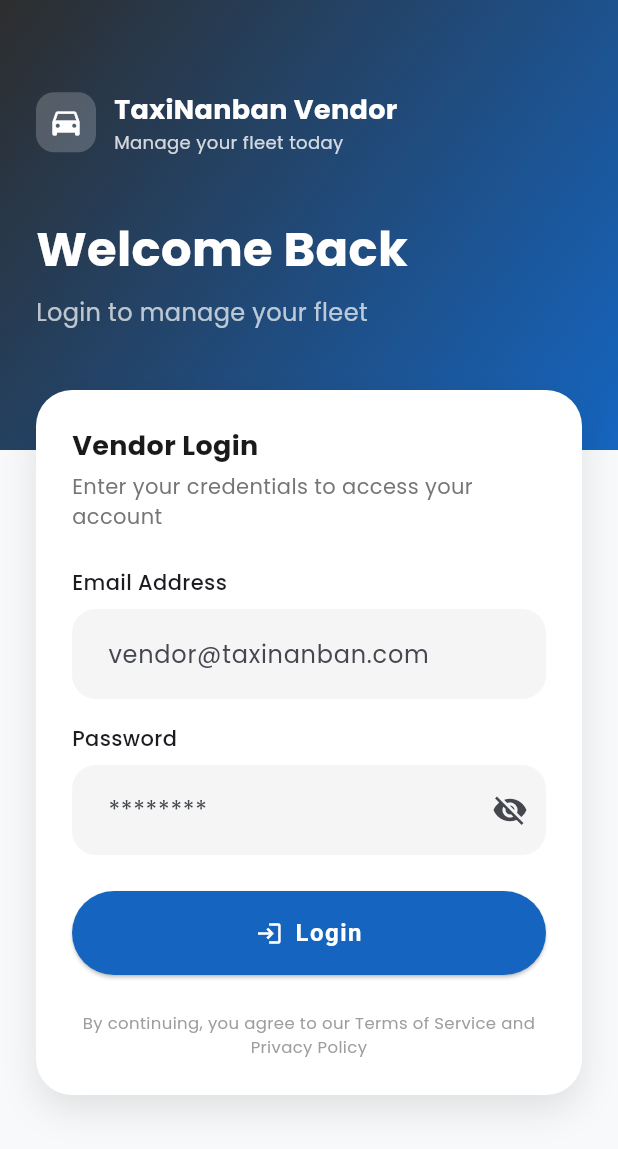
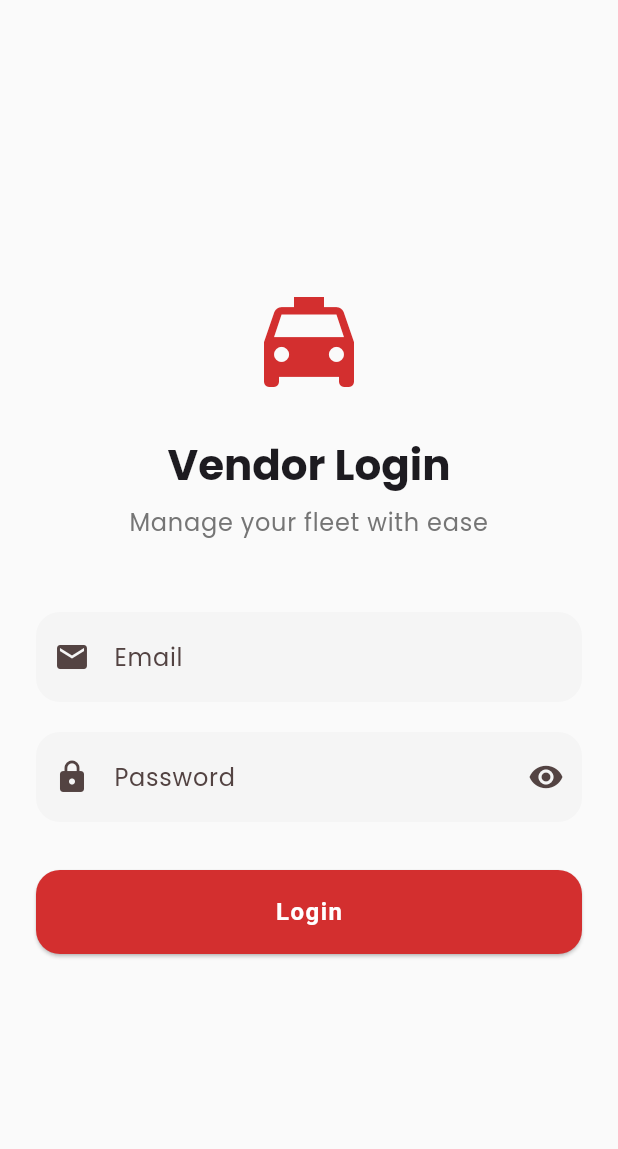
Before and after one commit to awencetech/taxipapp, a Flutter app: the LoginScreen screen opened directly, on a phone screen of 412 x 824 dp. Shown: the top 1149 px of the screen. Run offline on Flutter 3.47's test engine with Material 3 defaults, Android fonts, the phone set to English and light mode, and no system bars; our stand-ins replace cached_network_image, dio, file_picker, font_awesome_flutter, geocoding, geolocator and 8 more; accounts and stored records are empty.

Commit message:
Reset vendor theme to original red colors

```diff
--- a/vendorfrontend/lib/core/theme/app_theme.dart
+++ b/vendorfrontend/lib/core/theme/app_theme.dart
@@ -2,18 +2,11 @@
 import 'package:google_fonts/google_fonts.dart';
 
 class AppTheme {
-  static const Color primaryColor = Color(0xFF1565C0); // Dark blue
-  static const Color secondaryColor = Color(0xFF2D2D2D); // Dark gray
-  static const Color accentColor = Color(0xFF42A5F5); // Lighter blue
-  static const Color errorColor = Color(0xFFE53935);
-  static const Color successColor = Color(0xFF43A047);
-  static const Color backgroundColor = Color(0xFFF8F9FA);
-
-  static const LinearGradient headerGradient = LinearGradient(
-    begin: Alignment.topLeft,
-    end: Alignment.bottomRight,
-    colors: [secondaryColor, Color(0xFF1565C0)],
-  );
+  static const Color primaryColor = Color(0xFFD32F2F);
+  static const Color secondaryColor = Colors.black;
+  static const Color accentColor = Colors.white;
+  static const Color errorColor = Colors.red;
+  static const Color successColor = Colors.green;
 
   static ThemeData lightTheme = ThemeData(
     useMaterial3: true,
@@ -26,7 +19,7 @@
       onSurface: Colors.black,
       error: errorColor,
     ),
-    scaffoldBackgroundColor: backgroundColor,
+    scaffoldBackgroundColor: Colors.grey[50],
     textTheme: GoogleFonts.poppinsTextTheme(),
     appBarTheme: const AppBarTheme(
       backgroundColor: Colors.white,
@@ -40,7 +33,7 @@
         foregroundColor: Colors.white,
         minimumSize: const Size(double.infinity, 56),
         shape: RoundedRectangleBorder(
-          borderRadius: BorderRadius.circular(28),
+          borderRadius: BorderRadius.circular(16),
         ),
         textStyle: const TextStyle(
           fontSize: 16,
@@ -51,7 +44,7 @@
     ),
     inputDecorationTheme: InputDecorationTheme(
       filled: true,
-      fillColor: const Color(0xFFF5F5F5),
+      fillColor: Colors.grey[100],
       border: OutlineInputBorder(
         borderRadius: BorderRadius.circular(16),
         borderSide: BorderSide.none,
@@ -95,7 +88,7 @@
         foregroundColor: Colors.white,
         minimumSize: const Size(double.infinity, 56),
         shape: RoundedRectangleBorder(
-          borderRadius: BorderRadius.circular(28),
+          borderRadius: BorderRadius.circular(16),
         ),
         textStyle: const TextStyle(
           fontSize: 16,
--- a/vendorfrontend/lib/views/auth/login_screen.dart
+++ b/vendorfrontend/lib/views/auth/login_screen.dart
@@ -31,102 +31,43 @@
     }
 
     return Scaffold(
-      backgroundColor: AppTheme.backgroundColor,
-      body: SingleChildScrollView(
-        child: Column(
-          children: [
-            // Header with Gradient
-            Container(
-              width: double.infinity,
-              height: 300,
-              decoration: const BoxDecoration(
-                gradient: AppTheme.headerGradient,
-              ),
-              padding: const EdgeInsets.symmetric(horizontal: 24, vertical: 60),
-              child: Column(
-                crossAxisAlignment: CrossAxisAlignment.start,
-                children: [
-                  Row(
-                    children: [
-                      Container(
-                        padding: const EdgeInsets.all(8),
-                        decoration: BoxDecoration(
-                          color: Colors.white.withValues(alpha: 0.2),
-                          borderRadius: BorderRadius.circular(12),
-                        ),
-                        child: const Icon(Icons.directions_car, color: Colors.white, size: 24),
-                      ),
-                      const SizedBox(width: 12),
-                      Column(
-                        crossAxisAlignment: CrossAxisAlignment.start,
-                        children: [
-                          const Text(
-                            'TaxiNanban Vendor',
-                            style: TextStyle(color: Colors.white, fontSize: 18, fontWeight: FontWeight.bold),
-                          ),
-                          Text(
-                            'Manage your fleet today',
-                            style: TextStyle(color: Colors.white.withValues(alpha: 0.8), fontSize: 12),
-                          ),
-                        ],
-                      ),
-                    ],
-                  ),
-                  const SizedBox(height: 40),
-                  const Text(
-                    'Welcome Back',
-                    style: TextStyle(color: Colors.white, fontSize: 32, fontWeight: FontWeight.bold),
-                  ),
-                  const SizedBox(height: 8),
-                  const Text(
-                    'Login to manage your fleet',
-                    style: TextStyle(color: Colors.white70, fontSize: 16),
-                  ),
-                ],
-              ),
-            ),
-
-            // Login Card
-            Transform.translate(
-              offset: const Offset(0, -40),
-              child: Container(
-                margin: const EdgeInsets.symmetric(horizontal: 24),
+      body: SafeArea(
+        child: Center(
+          child: SingleChildScrollView(
             padding: const EdgeInsets.all(24),
-                decoration: BoxDecoration(
-                  color: Colors.white,
-                  borderRadius: BorderRadius.circular(24),
-                  boxShadow: [
-                    BoxShadow(
-                      color: Colors.black.withValues(alpha: 0.1),
-                      blurRadius: 20,
-                      offset: const Offset(0, 10),
-                    ),
-                  ],
-                ),
             child: Form(
               key: _formKey,
               child: Column(
-                    crossAxisAlignment: CrossAxisAlignment.start,
-                    mainAxisSize: MainAxisSize.min,
+                mainAxisAlignment: MainAxisAlignment.center,
+                crossAxisAlignment: CrossAxisAlignment.stretch,
                 children: [
-                      const Text(
-                        'Vendor Login',
-                        style: TextStyle(fontSize: 18, fontWeight: FontWeight.bold, color: Color(0xFF1A1A1A)),
-                      ),
-                      const SizedBox(height: 4),
-                      Text(
-                        'Enter your credentials to access your account',
-                        style: TextStyle(fontSize: 14, color: Colors.grey[600]),
+                  Icon(
+                    Icons.local_taxi,
+                    size: 80,
+                    color: AppTheme.primaryColor,
                   ),
                   const SizedBox(height: 24),
-
-                      // Email Field
-                      const Text('Email Address', style: TextStyle(fontSize: 14, fontWeight: FontWeight.w500)),
+                  Text(
+                    'Vendor Login',
+                    style: Theme.of(context).textTheme.headlineMedium?.copyWith(
+                      fontWeight: FontWeight.bold,
+                    ),
+                    textAlign: TextAlign.center,
+                  ),
                   const SizedBox(height: 8),
+                  Text(
+                    'Manage your fleet with ease',
+                    style: Theme.of(context).textTheme.bodyLarge?.copyWith(color: Colors.grey[600]),
+                    textAlign: TextAlign.center,
+                  ),
+                  const SizedBox(height: 48),
                   TextFormField(
                     controller: _emailController,
+                    decoration: const InputDecoration(
+                      labelText: 'Email',
+                      prefixIcon: Icon(Icons.email),
+                    ),
                     keyboardType: TextInputType.emailAddress,
-                        decoration: const InputDecoration(hintText: 'vendor@taxinanban.com'),
                     validator: (value) {
                       if (value == null || value.isEmpty) {
                         return 'Please enter your email';
@@ -134,21 +75,26 @@
                       return null;
                     },
                   ),
-                      const SizedBox(height: 16),
-
-                      // Password Field
-                      const Text('Password', style: TextStyle(fontSize: 14, fontWeight: FontWeight.w500)),
-                      const SizedBox(height: 8),
+                  const SizedBox(height: 20),
                   TextFormField(
                     controller: _passwordController,
-                        obscureText: _obscurePassword,
                     decoration: InputDecoration(
-                          hintText: '********',
+                      labelText: 'Password',
+                      prefixIcon: const Icon(Icons.lock),
                       suffixIcon: IconButton(
-                            icon: Icon(_obscurePassword ? Icons.visibility_off : Icons.visibility),
-                            onPressed: () => setState(() => _obscurePassword = !_obscurePassword),
+                        icon: Icon(
+                          _obscurePassword
+                              ? Icons.visibility
+                              : Icons.visibility_off,
+                        ),
+                        onPressed: () {
+                          setState(() {
+                            _obscurePassword = !_obscurePassword;
+                          });
+                        },
                       ),
                     ),
+                    obscureText: _obscurePassword,
                     validator: (value) {
                       if (value == null || value.isEmpty) {
                         return 'Please enter your password';
@@ -156,14 +102,17 @@
                       return null;
                     },
                   ),
-
-                      const SizedBox(height: 24),
-
-                      // Action Button
-                      SizedBox(
-                        width: double.infinity,
-                        height: 56,
-                        child: ElevatedButton(
+                  const SizedBox(height: 32),
+                  if (authViewModel.errorMessage != null)
+                    Padding(
+                      padding: const EdgeInsets.only(bottom: 16),
+                      child: Text(
+                        authViewModel.errorMessage!,
+                        style: const TextStyle(color: Colors.red),
+                        textAlign: TextAlign.center,
+                      ),
+                    ),
+                  ElevatedButton(
                     onPressed: authViewModel.isLoading
                         ? null
                         : () async {
@@ -176,48 +125,21 @@
                                 if (!context.mounted) return;
                                 Navigator.pushReplacement(
                                   context,
-                                        MaterialPageRoute(builder: (_) => const DashboardScreen()),
-                                      );
-                                    } else if (mounted) {
-                                      ScaffoldMessenger.of(context).showSnackBar(
-                                        SnackBar(content: Text(authViewModel.errorMessage ?? 'Login Failed')),
+                                  MaterialPageRoute(
+                                    builder: (_) => const DashboardScreen(),
+                                  ),
                                 );
                               }
                             }
                           },
-                          style: ElevatedButton.styleFrom(
-                            backgroundColor: AppTheme.primaryColor,
-                            shape: RoundedRectangleBorder(borderRadius: BorderRadius.circular(28)),
-                          ),
                     child: authViewModel.isLoading
                         ? const CircularProgressIndicator(color: Colors.white)
-                              : Row(
-                                  mainAxisAlignment: MainAxisAlignment.center,
-                                  children: [
-                                    const Icon(Icons.login),
-                                    const SizedBox(width: 8),
-                                    const Text('Login'),
-                                  ],
-                                ),
-                        ),
-                      ),
-
-                      const SizedBox(height: 24),
-
-                      // Terms Text
-                      Center(
-                        child: Text(
-                          'By continuing, you agree to our Terms of Service and Privacy Policy',
-                          textAlign: TextAlign.center,
-                          style: TextStyle(color: Colors.grey[500], fontSize: 11),
-                        ),
+                        : const Text('Login'),
                   ),
                 ],
               ),
             ),
           ),
-            ),
-          ],
         ),
       ),
     );
--- a/vendorfrontend/lib/views/auth/onboarding_screen.dart
+++ b/vendorfrontend/lib/views/auth/onboarding_screen.dart
@@ -42,7 +42,6 @@
   @override
   Widget build(BuildContext context) {
     return Scaffold(
-      backgroundColor: AppTheme.backgroundColor,
       body: SafeArea(
         child: Column(
           children: [
@@ -114,12 +113,6 @@
                           );
                         }
                       },
-                      style: ElevatedButton.styleFrom(
-                        backgroundColor: AppTheme.primaryColor,
-                        shape: RoundedRectangleBorder(
-                          borderRadius: BorderRadius.circular(28),
-                        ),
-                      ),
                       child: Row(
                         mainAxisAlignment: MainAxisAlignment.center,
                         children: [
@@ -163,7 +156,7 @@
                 begin: Alignment.topLeft,
                 end: Alignment.bottomRight,
                 colors: [
-                  const Color(0xFFFF8A65),
+                  const Color(0xFFFF8A80),
                   AppTheme.primaryColor,
                 ],
               ),
```
Lines whose indentation alone changed are shown as unchanged.
